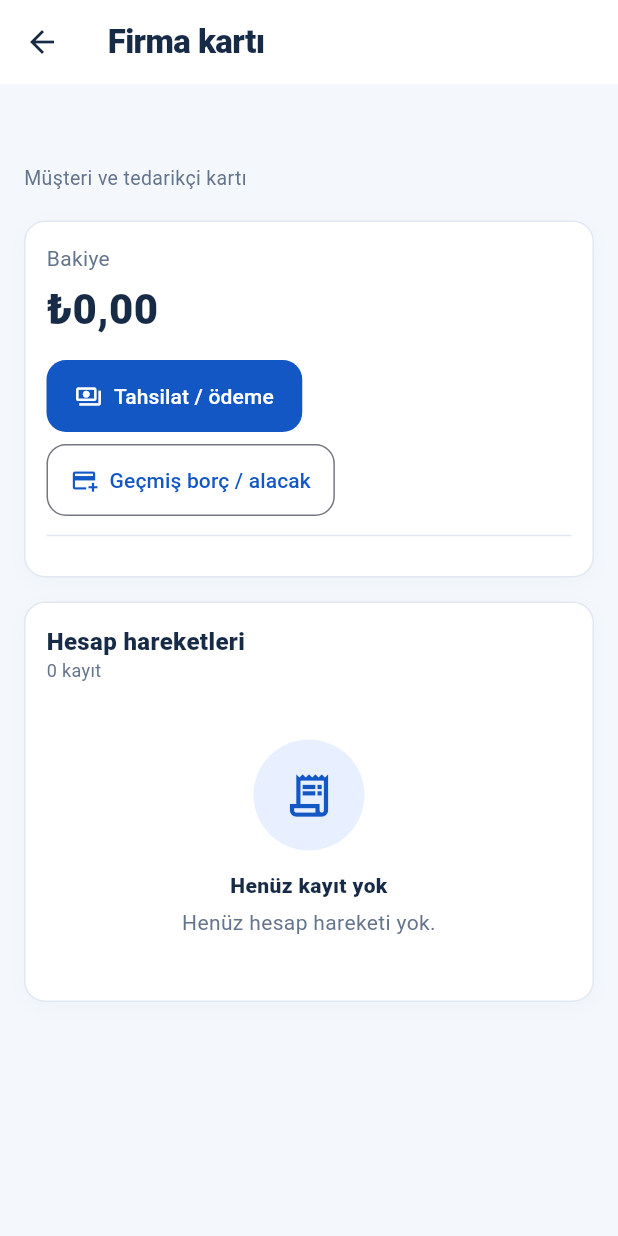
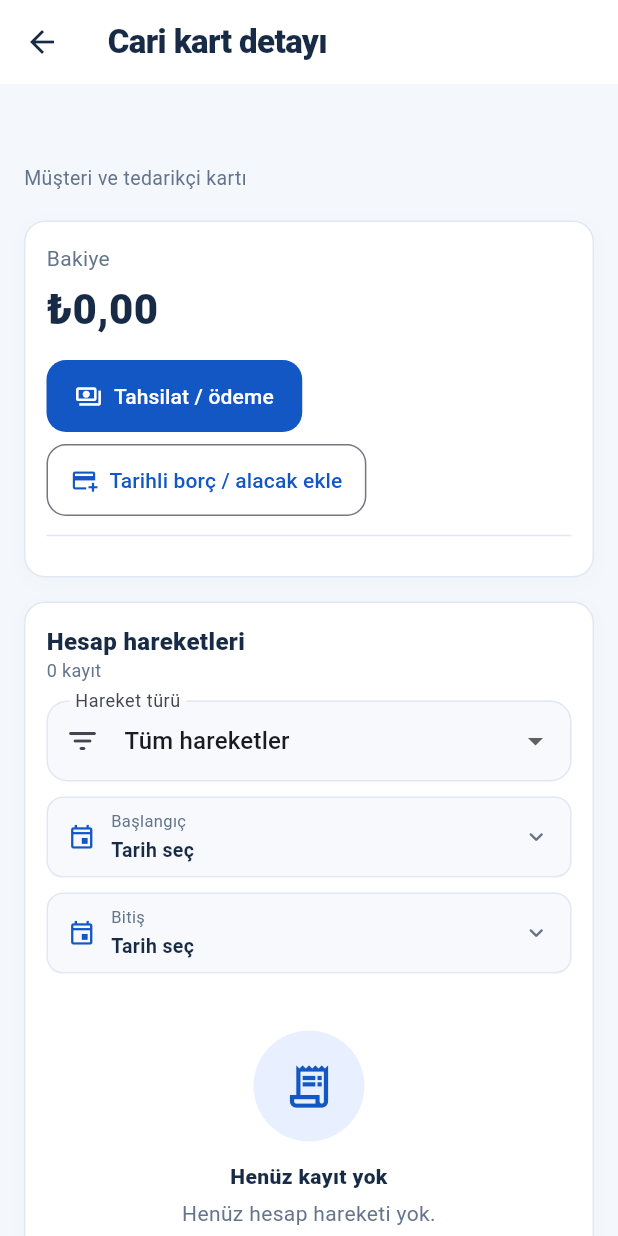
Before and after one commit to otsho675-afk/StokPilot, a Flutter app: the PartnerCardPage screen opened directly with empty values, on a phone screen of 412 x 824 dp. Run offline on Flutter 3.47's test engine with Material 3 defaults, Android fonts, the phone set to English and light mode, and no system bars; our stand-ins replace cloud_firestore, firebase_auth, firebase_core, fl_chart, google_sign_in, in_app_review and 1 more; missing offline and left inert: purchases_flutter; accounts and stored records are empty.

Commit message:
feat(cari): dated ledger filtering, 5–50 pagination and streamlined manual debt form

```diff
--- a/lib/screens/contacts_page.dart
+++ b/lib/screens/contacts_page.dart
@@ -805,10 +805,14 @@ Future<void> accountEntryDialog(
                 content: Column(
                   mainAxisSize: MainAxisSize.min,
                   children: [
-                    Text(
-                      'Firma: ${contact.data()!['name']}',
-                      style: const TextStyle(fontWeight: FontWeight.w800),
-                    ),
+                    Row(children: [
+                      const Icon(Icons.account_circle_outlined, color: green, size: 19),
+                      const SizedBox(width: 8),
+                      Expanded(child: Text(
+                        '${contact.data()!['type'] == 'supplier' ? 'Tedarikçi' : 'Müşteri'} • ${contact.data()!['name']}',
+                        style: const TextStyle(fontWeight: FontWeight.w700, color: ink),
+                      )),
+                    ]),
                     const SizedBox(height: 12),
                     if (contact.data()!['type'] == 'both') ...[
                       DropdownButtonFormField<String>(
@@ -882,56 +886,30 @@ Future<void> accountEntryDialog(
                       ),
                     ),
                     const SizedBox(height: 12),
-                    OutlinedButton.icon(
-                      onPressed: () async {
+                    CompactDateField(
+                      label: 'İşlem tarihi', date: date,
+                      onTap: () async {
                         final picked = await showDatePicker(
-                          context: context,
-                          initialDate: date,
-                          firstDate: DateTime(2000),
-                          lastDate: DateTime.now(),
+                          context: context, initialDate: date,
+                          firstDate: DateTime(2000), lastDate: DateTime.now(),
                         );
-                        if (picked != null) {
-                          update(() {
+                        if (picked != null) update(() {
                           date = picked;
-                            if (dueDate != null && dueDate!.isBefore(date)) {
-                              dueDate = null;
-                            }
+                          if (dueDate != null && dueDate!.isBefore(date)) dueDate = null;
                         });
-                        }
                       },
-                      icon: const Icon(Icons.calendar_today_outlined),
-                      label: Text(
-                        'İşlem tarihi: ${date.day}.${date.month}.${date.year}',
                     ),
-                    ),
-                    const SizedBox(height: 12),
-                    Wrap(
-                      spacing: 8,
-                      runSpacing: 8,
-                      children: [
-                        OutlinedButton.icon(
-                          onPressed: () async {
+                    const SizedBox(height: 10),
+                    CompactDateField(
+                      label: 'Vade tarihi (isteğe bağlı)', date: dueDate,
+                      onTap: () async {
                         final picked = await showDatePicker(
-                              context: context,
-                              initialDate: dueDate ?? date,
-                              firstDate: date,
-                              lastDate: DateTime(2100),
+                          context: context, initialDate: dueDate ?? date,
+                          firstDate: date, lastDate: DateTime(2100),
                         );
                         if (picked != null) update(() => dueDate = picked);
                       },
-                          icon: const Icon(Icons.event_available_outlined),
-                          label: Text(
-                            dueDate == null
-                                ? 'Vade tarihi ekle'
-                                : 'Vade: ${dueDate!.day}.${dueDate!.month}.${dueDate!.year}',
-                          ),
-                        ),
-                        if (dueDate != null)
-                          TextButton(
-                            onPressed: () => update(() => dueDate = null),
-                            child: const Text('Vadeyi kaldır'),
-                          ),
-                      ],
+                      onClear: dueDate == null ? null : () => update(() => dueDate = null),
                     ),
                     const SizedBox(height: 12),
                     TextField(
@@ -1004,13 +982,33 @@ Future<void> contactHistory(
   );
 }
 
-class PartnerCardPage extends StatelessWidget {
+class PartnerCardPage extends StatefulWidget {
   const PartnerCardPage({super.key, required this.contactId});
   final String contactId;
+  @override
+  State<PartnerCardPage> createState() => _PartnerCardPageState();
+}
 
+class _PartnerCardPageState extends State<PartnerCardPage> {
+  String get contactId => widget.contactId;
+  String movementType = 'all';
+  int page = 0, pageSize = 10;
+  DateTime? from, to;
+
+  Future<void> chooseDate(bool beginning) async {
+    final now = DateTime.now();
+    final picked = await showDatePicker(
+      context: context, initialDate: (beginning ? from : to) ?? now,
+      firstDate: DateTime(2000), lastDate: DateTime(now.year + 1),
+    );
+    if (picked != null && mounted) setState(() {
+      if (beginning) { from = picked; } else { to = picked; }
+      page = 0;
+    });
+  }
   @override
   Widget build(BuildContext context) => Scaffold(
-    appBar: AppBar(title: const Text('Firma kartı')),
+    appBar: AppBar(title: const Text('Cari kart detayı')),
     body: SafeArea(
       child: SingleChildScrollView(
         padding: const EdgeInsets.all(16),
@@ -1085,7 +1083,7 @@ class PartnerCardPage extends StatelessWidget {
                                       snapshot.data!,
                                     ),
                                 icon: const Icon(Icons.add_card_outlined),
-                                label: const Text('Geçmiş borç / alacak'),
+                                label: const Text('Tarihli borç / alacak ekle'),
                               ),
                             ],
                           ),
@@ -1162,21 +1160,52 @@ class PartnerCardPage extends StatelessWidget {
                 for (final d in entries.data!.docs)
                   {...d.data(), 'rowKind': 'entry', 'rowId': d.id},
               ]..sort((a, b) => _time(b).compareTo(_time(a)));
+              final filtered = rows.where((row) {
+                if (movementType != 'all' && row['rowKind'] != movementType) return false;
+                final ts = row['rowKind'] == 'entry' ? row['effectiveAt'] : row['createdAt'];
+                final date = ts is Timestamp ? ts.toDate() : null;
+                if (from != null && (date == null || date.isBefore(DateTime(from!.year, from!.month, from!.day)))) return false;
+                if (to != null && (date == null || !date.isBefore(DateTime(to!.year, to!.month, to!.day + 1)))) return false;
+                return true;
+              }).toList();
+              final pageCount = (filtered.length + pageSize - 1) ~/ pageSize;
+              final current = page.clamp(0, pageCount == 0 ? 0 : pageCount - 1);
               return DataPanel(
                 child: Column(
                   crossAxisAlignment: CrossAxisAlignment.stretch,
                   children: [
                     SectionHeading(
                       title: 'Hesap hareketleri',
-                      subtitle: '${rows.length} kayıt',
+                      subtitle: '${filtered.length} kayıt',
+                    ),
+                    const SizedBox(height: 12),
+                    DropdownButtonFormField<String>(
+                      initialValue: movementType,
+                      decoration: const InputDecoration(labelText: 'Hareket türü', prefixIcon: Icon(Icons.filter_list_rounded)),
+                      items: const [
+                        DropdownMenuItem(value: 'all', child: Text('Tüm hareketler')),
+                        DropdownMenuItem(value: 'trade', child: Text('Satış / alış')),
+                        DropdownMenuItem(value: 'payment', child: Text('Tahsilat / ödeme')),
+                        DropdownMenuItem(value: 'entry', child: Text('Manuel borç / alacak')),
+                      ],
+                      onChanged: (v) => setState(() { movementType = v ?? 'all'; page = 0; }),
                     ),
                     const SizedBox(height: 10),
-                    if (rows.isEmpty)
+                    ResponsiveFields(
+                      first: CompactDateField(label: 'Başlangıç', date: from,
+                        onTap: () => chooseDate(true),
+                        onClear: () => setState(() { from = null; page = 0; })),
+                      second: CompactDateField(label: 'Bitiş', date: to,
+                        onTap: () => chooseDate(false),
+                        onClear: () => setState(() { to = null; page = 0; })),
+                    ),
+                    const SizedBox(height: 10),
+                    if (filtered.isEmpty)
                       const BlankState(
                         message: 'Henüz hesap hareketi yok.',
                         icon: Icons.receipt_long_outlined,
                       ),
-                    for (final row in rows.take(100)) ...[
+                    for (final row in filtered.skip(current * pageSize).take(pageSize)) ...[
                       Builder(
                         builder: (context) {
                           final remaining =
@@ -1256,14 +1285,14 @@ class PartnerCardPage extends StatelessWidget {
                       ),
                       const Divider(height: 1),
                     ],
-                    if (rows.length > 100)
-                      const Padding(
-                        padding: EdgeInsets.all(10),
-                        child: Text(
-                          'İlk 100 kayıt gösteriliyor.',
-                          style: TextStyle(color: muted),
+                    ListPager(
+                      total: filtered.length,
+                      page: current,
+                      pageSize: pageSize,
+                      onPageChanged: (n) => setState(() => page = n),
+                      onPageSizeChanged: (n) => setState(() { pageSize = n; page = 0; }),
                     ),
-                      ),
+
                   ],
                 ),
               );
```
Lines whose indentation alone changed are shown as unchanged.
